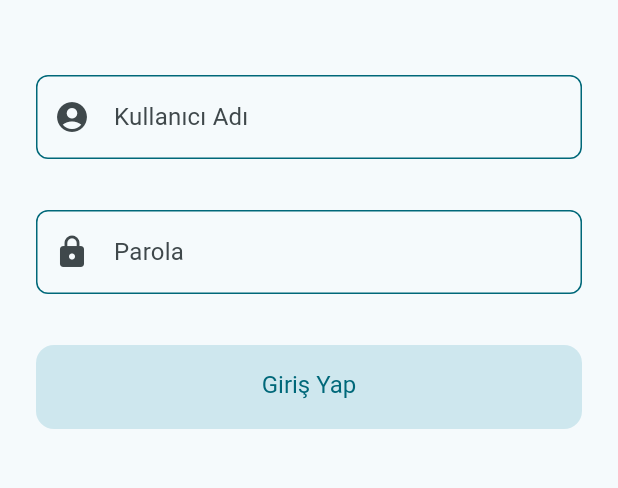
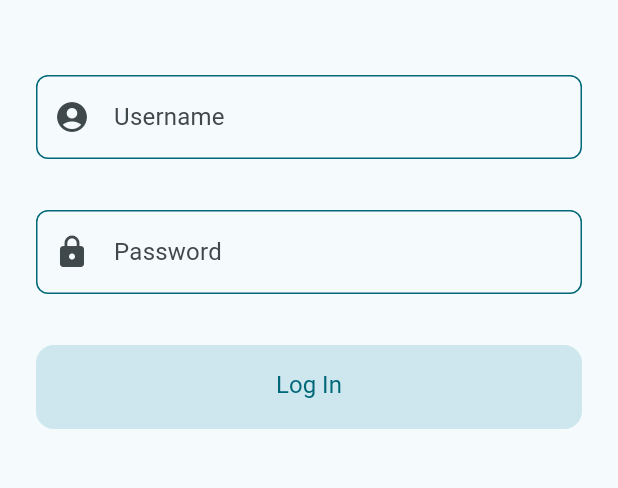
Before and after one commit to Gulced/todoapp_flutter, a Flutter app: the screen it shows after launch, on a phone screen of 412 x 824 dp, the part 375-863 px from its top. Run offline on Flutter 3.47's test engine with Material 3 defaults, Android fonts, the phone set to English and light mode, and no system bars; our stand-ins replace dartz, dio, equatable, flutter_bloc, flutter_secure_storage, flutter_svg and 8 more; generated files the repository leaves out were written again.

Commit message:
Oluşturulan Extension’ı Kullanıldı

```diff
--- a/lib/login/views/login_view.dart
+++ b/lib/login/views/login_view.dart
@@ -84,7 +84,7 @@ class _UsernameField extends StatelessWidget {
     final state = context.watch<LoginBloc>().state;
 
     return AppTextField(
-      hintText: 'Kullanıcı Adı',
+      hintText: context.translate.authFormUsername,
       autoFillHints: const [AutofillHints.username],
       keyboardType: TextInputType.emailAddress,
       textInputAction: TextInputAction.next,
@@ -111,7 +111,7 @@ class _PasswordField extends StatelessWidget {
     final state = context.watch<LoginBloc>().state;
 
     return AppTextField(
-      hintText: 'Parola',
+      hintText: context.translate.authFormPassword,
       autoFillHints: const [AutofillHints.password],
       keyboardType: TextInputType.visiblePassword,
       textInputAction: TextInputAction.done,
@@ -144,11 +144,11 @@ class _LoginButton extends StatelessWidget {
     ///
     return BlocListener<LoginBloc, LoginState>(
       listener: (context, state) {
-        /// Giriş Hataylıysa
+        /// Giriş Hatalı ise
         if (state.status == LoginStatus.failure) {
-          const errorText = Text(
-            'Kullanıcı adınızı veya parolanızı kontrol edin.',
-            style: TextStyle(
+          final errorText = Text(
+            context.translate.loginMessageError,
+            style: const TextStyle(
               color: Colors.white,
             ),
           );
@@ -166,7 +166,7 @@ class _LoginButton extends StatelessWidget {
         ///
         if (state.status == LoginStatus.authenticated) {
           final successText = Text(
-            '${state.username.value} başarıyla giriş yaptınız. Hoş geldiniz!',
+            context.translate.loginMessageSuccess(state.username.value),
             style: const TextStyle(
               color: Colors.white,
             ),
@@ -211,7 +211,7 @@ class _LoginButton extends StatelessWidget {
                 color: AppTheme.lightScheme.onPrimary,
               )
             : Text(
-                'Giriş Yap',
+                context.translate.authButtonLogIn,
                 style: TextStyle(
                   fontSize: Theme.of(context).textTheme.titleMedium?.fontSize,
                 ),
```
